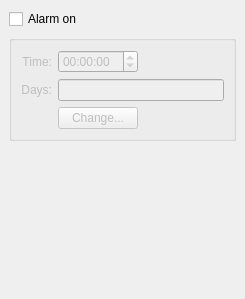
The window that src/applications/clock/alarmbase.ui (openmoko/qtopia) describes before a commit, drawn with Qt 5.
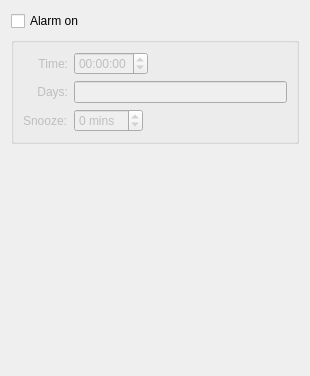
The same window after the commit. Custom widgets are drawn as their Qt base class.

```diff
--- a/src/applications/clock/alarmbase.ui
+++ b/src/applications/clock/alarmbase.ui
@@ -5,29 +5,14 @@
    <rect>
     <x>0</x>
     <y>0</y>
-    <width>245</width>
-    <height>299</height>
+    <width>310</width>
+    <height>376</height>
    </rect>
   </property>
   <property name="windowTitle" >
    <string>Clock</string>
   </property>
   <layout class="QVBoxLayout" >
-   <property name="spacing" >
-    <number>6</number>
-   </property>
-   <property name="leftMargin" >
-    <number>9</number>
-   </property>
-   <property name="topMargin" >
-    <number>9</number>
-   </property>
-   <property name="rightMargin" >
-    <number>9</number>
-   </property>
-   <property name="bottomMargin" >
-    <number>9</number>
-   </property>
    <item>
     <widget class="QCheckBox" name="alarmEnabled" >
      <property name="whatsThis" >
@@ -47,24 +32,6 @@
       <string/>
      </property>
      <layout class="QGridLayout" >
-      <property name="leftMargin" >
-       <number>9</number>
-      </property>
-      <property name="topMargin" >
-       <number>9</number>
-      </property>
-      <property name="rightMargin" >
-       <number>9</number>
-      </property>
-      <property name="bottomMargin" >
-       <number>9</number>
-      </property>
-      <property name="horizontalSpacing" >
-       <number>6</number>
-      </property>
-      <property name="verticalSpacing" >
-       <number>6</number>
-      </property>
       <item row="0" column="0" >
        <widget class="QLabel" name="label" >
         <property name="text" >
@@ -78,13 +45,30 @@
         </property>
        </widget>
       </item>
-      <item row="0" column="1" colspan="2" >
+      <item row="0" column="1" >
+       <layout class="QHBoxLayout" >
+        <item>
        <widget class="QTimeEdit" name="alarmTimeEdit" >
         <property name="wrapping" >
          <bool>true</bool>
         </property>
        </widget>
       </item>
+        <item>
+         <spacer>
+          <property name="orientation" >
+           <enum>Qt::Horizontal</enum>
+          </property>
+          <property name="sizeHint" >
+           <size>
+            <width>111</width>
+            <height>20</height>
+           </size>
+          </property>
+         </spacer>
+        </item>
+       </layout>
+      </item>
       <item row="1" column="0" >
        <widget class="QLabel" name="TextLabel1" >
         <property name="text" >
@@ -95,41 +79,49 @@
         </property>
        </widget>
       </item>
-      <item row="1" column="1" colspan="3" >
-       <widget class="QLineEdit" name="alarmDaysEdit" >
-        <property name="focusPolicy" >
-         <enum>Qt::NoFocus</enum>
-        </property>
+      <item row="1" column="1" >
+       <widget class="AlarmDaysEdit" name="alarmDaysEdit" >
         <property name="readOnly" >
          <bool>true</bool>
         </property>
        </widget>
       </item>
-      <item row="2" column="1" colspan="2" >
-       <widget class="QPushButton" name="changeAlarmDaysButton" >
-        <property name="sizePolicy" >
-         <sizepolicy vsizetype="Fixed" hsizetype="Preferred" >
-          <horstretch>0</horstretch>
-          <verstretch>0</verstretch>
-         </sizepolicy>
-        </property>
+      <item row="2" column="0" >
+       <widget class="QLabel" name="snoozeLabel" >
         <property name="text" >
-         <string>Change...</string>
+         <string>Snooze:</string>
         </property>
        </widget>
       </item>
-      <item row="0" column="3" >
+      <item row="2" column="1" >
+       <layout class="QHBoxLayout" >
+        <item>
+         <widget class="QSpinBox" name="snoozeTimeSpinner" >
+          <property name="wrapping" >
+           <bool>true</bool>
+          </property>
+          <property name="suffix" >
+           <string> mins</string>
+          </property>
+          <property name="maximum" >
+           <number>60</number>
+          </property>
+         </widget>
+        </item>
+        <item>
        <spacer>
         <property name="orientation" >
          <enum>Qt::Horizontal</enum>
         </property>
         <property name="sizeHint" >
          <size>
-          <width>40</width>
+            <width>111</width>
           <height>20</height>
          </size>
         </property>
        </spacer>
+        </item>
+       </layout>
       </item>
      </layout>
     </widget>
@@ -142,13 +134,20 @@
      <property name="sizeHint" >
       <size>
        <width>227</width>
-       <height>71</height>
+       <height>171</height>
       </size>
      </property>
     </spacer>
    </item>
   </layout>
  </widget>
+ <customwidgets>
+  <customwidget>
+   <class>AlarmDaysEdit</class>
+   <extends>QLineEdit</extends>
+   <header>alarmdaysedit.h</header>
+  </customwidget>
+ </customwidgets>
  <resources/>
  <connections>
   <connection>
```
Left out of the diff: 14 changed lines with no effect on the pictures. Lines whose indentation alone changed are shown as unchanged.
